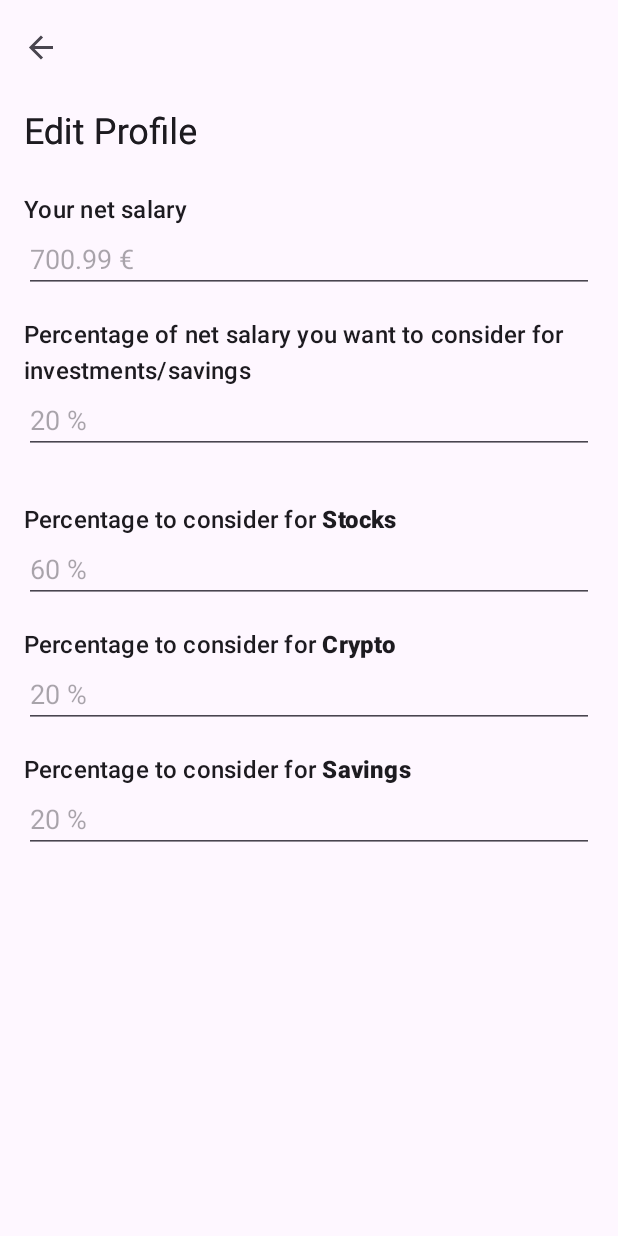
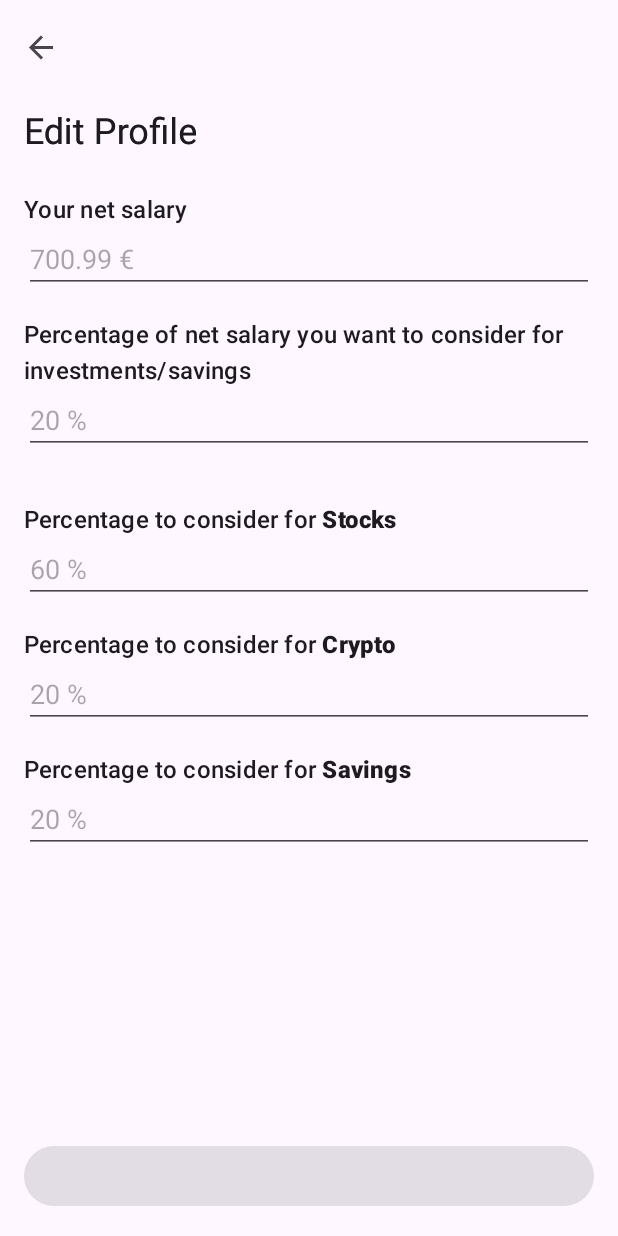
Before and after one commit to 3dylson/my-share, an Android app: the EditProfileFragment screen opened through its navigation route, on a phone screen of 412 x 824 dp. Run offline under Robolectric (Android 15) with nearby library versions, the phone set to English and light mode, and no system bars; our stand-ins replace navigation-ui.

Commit message:
feat(edit profile): toolbar scroll logic

```diff
--- a/app/src/main/java/pt/ms/myshare/ui/MainActivity.kt
+++ b/app/src/main/java/pt/ms/myshare/ui/MainActivity.kt
@@ -5,6 +5,7 @@ import android.os.Bundle
 import android.view.WindowManager
 import androidx.appcompat.app.AppCompatActivity
 import androidx.appcompat.widget.Toolbar
+import androidx.coordinatorlayout.widget.CoordinatorLayout
 import androidx.core.view.WindowCompat
 import androidx.navigation.findNavController
 import androidx.navigation.fragment.NavHostFragment
@@ -20,9 +21,9 @@ class MainActivity : AppCompatActivity() {
 
     private lateinit var appBarConfiguration: AppBarConfiguration
     private lateinit var binding: ActivityMainBinding
+    lateinit var appBar: AppBarLayout
+    lateinit var collapsingToolbar: CollapsingToolbarLayout
     lateinit var toolbar: Toolbar
-    lateinit var collapsingToolbar: CollapsingToolbarLayout
-    lateinit var appBar: AppBarLayout
     private val navController by lazy {
         (supportFragmentManager.findFragmentById(R.id.nav_host_fragment_content_main) as NavHostFragment).navController
     }
@@ -43,9 +44,9 @@ class MainActivity : AppCompatActivity() {
         binding = ActivityMainBinding.inflate(layoutInflater)
         setContentView(binding.root)
 
+        appBar = binding.appBarLayout
+        collapsingToolbar = binding.collapsingToolbar
         toolbar = binding.toolbar
-        collapsingToolbar = binding.collapsingToolbar
-        appBar = binding.appBarLayout
         setSupportActionBar(toolbar)
 
         appBarConfiguration = AppBarConfiguration(navController.graph)
@@ -58,9 +59,12 @@ class MainActivity : AppCompatActivity() {
         }*/
     }
 
+
     override fun onSupportNavigateUp(): Boolean {
         val navController = findNavController(R.id.nav_host_fragment_content_main)
         return navController.navigateUp(appBarConfiguration)
                 || super.onSupportNavigateUp()
     }
+
+
 }
--- a/app/src/main/java/pt/ms/myshare/utils/BaseFragment.kt
+++ b/app/src/main/java/pt/ms/myshare/utils/BaseFragment.kt
@@ -9,10 +9,12 @@ import androidx.appcompat.app.ActionBar
 import androidx.appcompat.app.AppCompatActivity
 import androidx.core.view.MenuHost
 import androidx.core.view.MenuProvider
+import androidx.core.widget.NestedScrollView
 import androidx.fragment.app.Fragment
 import androidx.lifecycle.Lifecycle
 import androidx.viewbinding.ViewBinding
 import com.google.android.material.appbar.AppBarLayout
+import com.google.android.material.appbar.AppBarLayout.LayoutParams.*
 import com.google.android.material.appbar.CollapsingToolbarLayout
 import pt.ms.myshare.ui.MainActivity
 
@@ -25,12 +27,12 @@ open class BaseFragment<viewBinding : ViewBinding>(private val inflate: Inflate<
         get() = (requireActivity() as AppCompatActivity).supportActionBar
 
     private val collapsingToolbar: CollapsingToolbarLayout
-        get() = (requireActivity() as MainActivity).collapsingToolbar
+        get() = getParentActivity().collapsingToolbar
 
     private val appBarLayout: AppBarLayout
-        get() = (requireActivity() as MainActivity).appBar
+        get() = getParentActivity().appBar
 
-    private val shouldResizeInputPan get() = (requireActivity() as MainActivity).shouldResize
+    private val shouldResizeInputPan get() = getParentActivity().shouldResize
 
     private var _binding: viewBinding? = null
     val binding get() = _binding!!
@@ -49,7 +51,7 @@ open class BaseFragment<viewBinding : ViewBinding>(private val inflate: Inflate<
             view.setOnApplyWindowInsetsListener { _, windowInsets ->
                 if (Build.VERSION.SDK_INT >= Build.VERSION_CODES.R) {
                     val imeHeight = windowInsets.getInsets(WindowInsets.Type.ime()).bottom
-                    binding.root.setPadding(0, 0, 0, imeHeight)
+                    view.setPadding(0, 0, 0, imeHeight)
                 }
                 windowInsets
             }
@@ -58,21 +60,9 @@ open class BaseFragment<viewBinding : ViewBinding>(private val inflate: Inflate<
         return view
     }
 
-
-    open fun toolbarTitle(): String = StringUtils.EMPTY_STRING
-
-
-    private fun setToolbarTitle(title: String) {
-        collapsingToolbar.title = title
-    }
-
-    fun setupInputsLogic(textInputs: Array<EditText>, textInputsLabels: Array<TextView>, scrollView: View) {
-        Utils.setScrollOnFocus(textInputs, textInputsLabels ,scrollView, appBarLayout)
-    }
-
-    override fun onDestroyView() {
-        super.onDestroyView()
-        _binding = null
+    override fun onStart() {
+        super.onStart()
+        setupToolbarScroll()
     }
 
     override fun onCreateMenu(menu: Menu, menuInflater: MenuInflater) {
@@ -83,4 +73,67 @@ open class BaseFragment<viewBinding : ViewBinding>(private val inflate: Inflate<
     override fun onMenuItemSelected(menuItem: MenuItem): Boolean {
         return false
     }
+
+    open fun getFragmentTAG(): String = "BaseFragment"
+
+    open fun toolbarTitle(): String = StringUtils.EMPTY_STRING
+
+    private fun setToolbarTitle(title: String) {
+        collapsingToolbar.title = title
+    }
+
+
+    private fun setupToolbarScroll() {
+        val view = binding.root
+
+        if (view is NestedScrollView) {
+            // TODO Call requires API level 23 (current min is 21):
+            if (Build.VERSION.SDK_INT >= Build.VERSION_CODES.M) {
+                view.setOnScrollChangeListener { _, _, scrollY, _, oldScrollY ->
+                    val scrollUp = scrollY <= oldScrollY
+                    val scrollDown = scrollY >= oldScrollY
+
+                    if (scrollUp || scrollDown) enableToolBarScrolling()
+                    else disableToolBarScrolling()
+                }
+            }
+        }
+        /* view.viewTreeObserver
+             .addOnScrollChangedListener {
+                 Log.d(getFragmentTAG(), "Scroll")
+
+             }*/
+    }
+
+    private fun disableToolBarScrolling() {
+        val params: AppBarLayout.LayoutParams =
+            collapsingToolbar.layoutParams as AppBarLayout.LayoutParams
+        params.scrollFlags = 0
+        params.scrollFlags = (SCROLL_FLAG_EXIT_UNTIL_COLLAPSED or SCROLL_FLAG_SNAP)
+        collapsingToolbar.layoutParams = params
+    }
+
+    private fun enableToolBarScrolling() {
+        val params: AppBarLayout.LayoutParams =
+            collapsingToolbar.layoutParams as AppBarLayout.LayoutParams
+        params.scrollFlags = 0
+        params.scrollFlags = (SCROLL_FLAG_SCROLL
+                or SCROLL_FLAG_EXIT_UNTIL_COLLAPSED or SCROLL_FLAG_SNAP)
+        collapsingToolbar.layoutParams = params
+    }
+
+    fun setupInputsLogic(
+        textInputs: Array<EditText>,
+        textInputsLabels: Array<TextView>,
+        scrollView: View
+    ) {
+        Utils.setScrollOnFocus(textInputs, textInputsLabels, scrollView, appBarLayout)
+    }
+
+    private fun getParentActivity(): MainActivity = requireActivity() as MainActivity
+
+    override fun onDestroyView() {
+        super.onDestroyView()
+        _binding = null
+    }
 }
--- a/app/src/main/res/layout/activity_main.xml
+++ b/app/src/main/res/layout/activity_main.xml
@@ -2,6 +2,7 @@
 <androidx.coordinatorlayout.widget.CoordinatorLayout xmlns:android="http://schemas.android.com/apk/res/android"
     xmlns:app="http://schemas.android.com/apk/res-auto"
     xmlns:tools="http://schemas.android.com/tools"
+    android:id="@+id/coordinatorLayout"
     android:layout_width="match_parent"
     android:layout_height="match_parent"
     android:fitsSystemWindows="true"
@@ -19,7 +20,7 @@
             style="?attr/collapsingToolbarLayoutMediumStyle"
             android:layout_width="match_parent"
             android:layout_height="?attr/collapsingToolbarLayoutMediumSize"
-            app:layout_scrollFlags="scroll|exitUntilCollapsed|snap"
+            app:layout_scrollFlags="exitUntilCollapsed|snap"
             app:maxLines="3"
             app:statusBarScrim="@android:color/transparent"
             app:titleCollapseMode="scale"
--- /dev/null
+++ b/app/src/main/res/layout/bottom_loading_btn.xml
@@ -0,0 +1,26 @@
+<?xml version="1.0" encoding="utf-8"?>
+<RelativeLayout xmlns:android="http://schemas.android.com/apk/res/android"
+    xmlns:tools="http://schemas.android.com/tools"
+    android:layout_width="match_parent"
+    android:layout_height="wrap_content"
+    android:gravity="center|bottom">
+
+    <Button
+        android:id="@+id/bottom_btn"
+        android:layout_width="match_parent"
+        android:layout_height="wrap_content"
+        android:layout_alignParentBottom="true"
+        android:enabled="false"
+        tools:enabled="true"
+        tools:text="Click here"
+        android:textAllCaps="false" />
+
+    <ProgressBar
+        android:id="@+id/progressBar"
+        android:layout_width="wrap_content"
+        android:layout_height="wrap_content"
+        android:layout_alignParentBottom="true"
+        android:layout_centerHorizontal="true"
+        android:visibility="invisible" />
+
+</RelativeLayout>
--- a/app/src/main/res/layout/fragment_edit_profile.xml
+++ b/app/src/main/res/layout/fragment_edit_profile.xml
@@ -4,12 +4,11 @@
     android:id="@+id/nested_scroll_view"
     android:layout_width="match_parent"
     android:layout_height="match_parent"
-    android:clipToPadding="false"
     android:fillViewport="true"
-    android:fitsSystemWindows="true"
     tools:context=".ui.EditProfileFragment">
 
     <LinearLayout
+        android:id="@+id/scroll_content"
         android:layout_width="match_parent"
         android:layout_height="wrap_content"
         android:gravity="center|top"
@@ -96,6 +95,8 @@
             android:importantForAutofill="no"
             android:inputType="number" />
 
+        <include layout="@layout/bottom_loading_btn" />
+
     </LinearLayout>
 
 
--- a/app/src/main/res/values/strings.xml
+++ b/app/src/main/res/values/strings.xml
@@ -52,6 +52,11 @@
     <string name="percentage_stocks_label">Percentage to consider for <b>Stocks</b></string>
     <string name="percentage_crypto_label">Percentage to consider for <b>Crypto</b></string>
     <string name="percentage_savings_label">Percentage to consider for <b>Savings</b></string>
+    <string name="pref_key_net_salary_value" translatable="false">nsv</string>
+    <string name="pref_key_investments_savings_percentage_value" translatable="false">ispv</string>
+    <string name="pref_key_percentage_stocks_value" translatable="false">psv</string>
+    <string name="pref_key_percentage_crypto_value" translatable="false">pcv</string>
+    <string name="pref_key_percentage_savings_value" translatable="false">psv</string>
 
 
 </resources>
```
Also changed, not shown: app/src/main/java/pt/ms/myshare/ui/EditProfileFragment.kt (+5 -3 lines).
